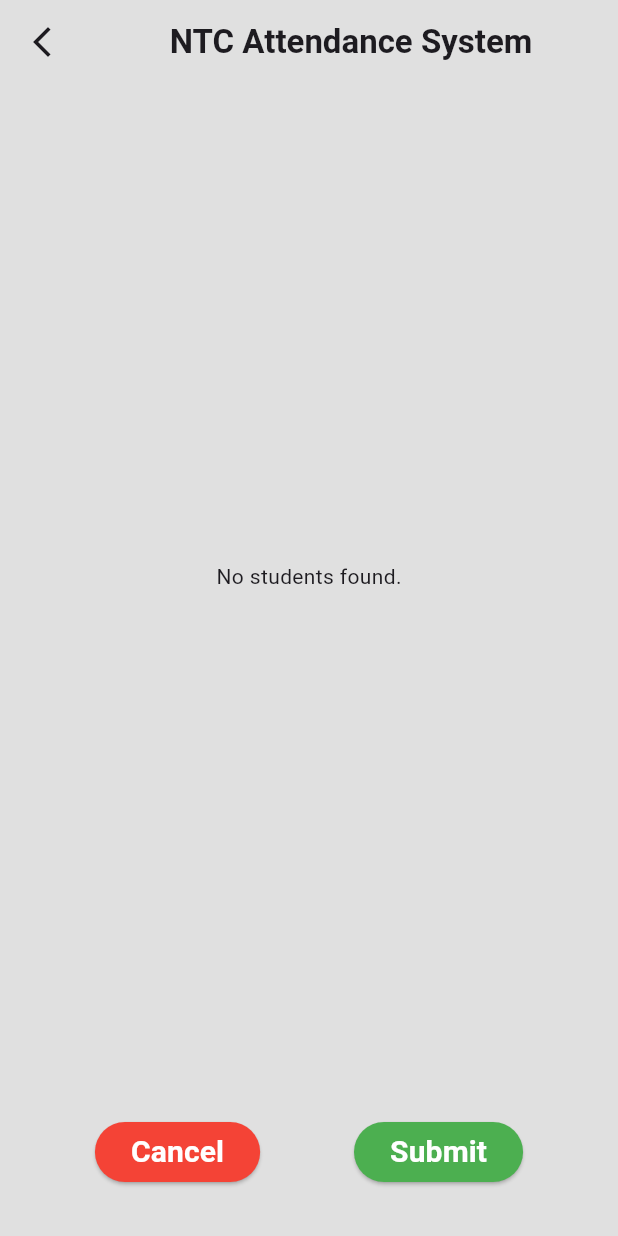
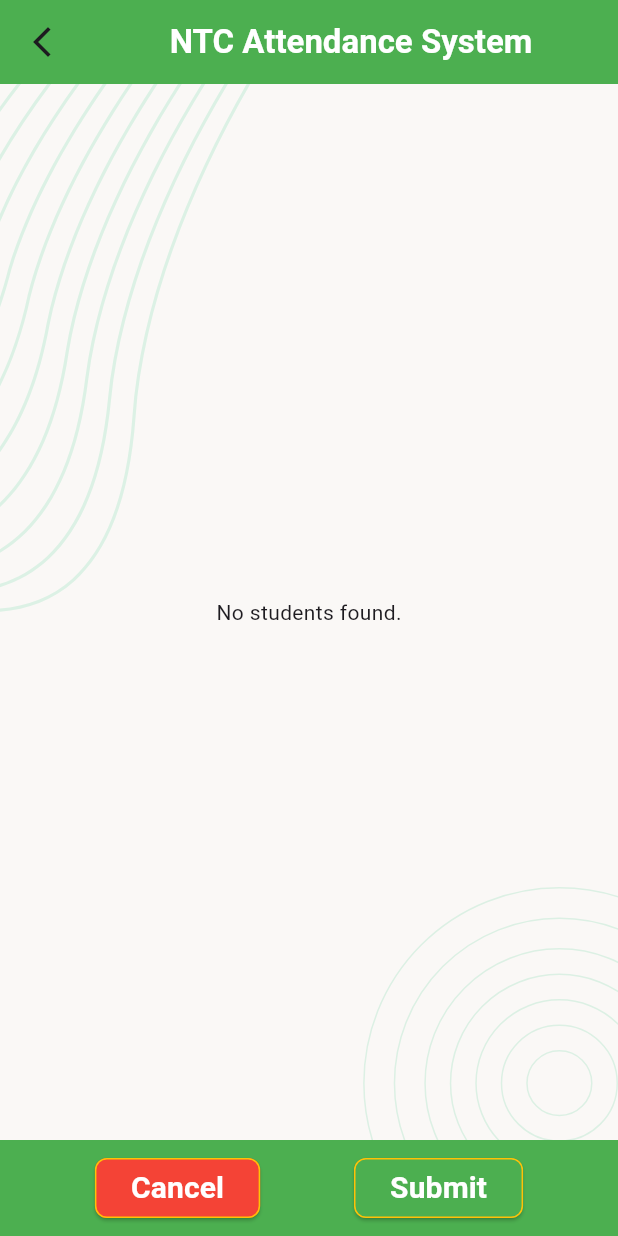
Before and after one commit to MuazRahman/ntc_attendance_system, a Flutter app: the AttendanceScreen screen opened directly with empty values, on a phone screen of 412 x 824 dp. Run offline on Flutter 3.47's test engine with Material 3 defaults, Android fonts, the phone set to English and light mode, and no system bars; our stand-ins replace csv, file_picker, flutter_dotenv, flutter_svg, get, supabase_flutter; accounts and stored records are empty.

Commit message:
- Introduced `ScreenBackground` widget for consistent background styling. - Updated UI elements in `admin_login_screen.dart` and `attendance_screen.dart` with green color accents and refined styling. - Modified layout and styling in `lab_teacher_selection_screen.dart` and `splash_screen.dart` to use the new `ScreenBackground` widget and enhance visual consistency.

```diff
--- a/lib/attendance/attendance_screen.dart
+++ b/lib/attendance/attendance_screen.dart
@@ -3,6 +3,7 @@ import 'package:get/get.dart';
 import 'package:intl/intl.dart';
 import 'package:ntc_sas/admin_teacher_selection_screen.dart';
 import 'package:ntc_sas/attendance/controller/attendance_list_controller.dart';
+import 'package:ntc_sas/common/widgets/screen_background.dart';
 import 'package:ntc_sas/common/widgets/show_snack_bar_message.dart';
 import 'package:ntc_sas/common/widgets/auto_select_class_day.dart';
 import 'package:ntc_sas/student_list/controller/student_list_controller.dart';
@@ -53,9 +54,10 @@ class _AttendanceScreenState extends State<AttendanceScreen> {
   @override
   Widget build(BuildContext context) {
     return Scaffold(
-      backgroundColor: Colors.grey.shade300,
+      backgroundColor: Colors.green,
       appBar: buildAppBar(),
-      body: Center(
+      body: ScreenBackground(
+        child: Center(
           child: SizedBox(
             width: 600,
             child: GetBuilder<StudentListController>(
@@ -94,6 +96,7 @@ class _AttendanceScreenState extends State<AttendanceScreen> {
             ),
           ),
         ),
+      ),
       bottomNavigationBar: _buildBottomButtons(),
     );
   }
@@ -112,7 +115,7 @@ class _AttendanceScreenState extends State<AttendanceScreen> {
       title: const Center(
         child: Text(
           'NTC Attendance System',
-          style: TextStyle(fontWeight: FontWeight.bold),
+          style: TextStyle(fontWeight: FontWeight.bold, color: Colors.white),
         ),
       ),
     );
@@ -127,6 +130,7 @@ class _AttendanceScreenState extends State<AttendanceScreen> {
                       final isPresent = controller.isPresentList[index];
 
                       return Card(
+                        color: Colors.green.shade50,
                         margin: const EdgeInsets.symmetric(vertical: 4),
                         child: ListTile(
                           contentPadding: const EdgeInsets.symmetric(horizontal: 16),
@@ -187,7 +191,7 @@ class _AttendanceScreenState extends State<AttendanceScreen> {
       height: 60,
       width: double.infinity,
       decoration: BoxDecoration(
-        color: Colors.blueGrey.shade200,
+        color: Colors.green.shade100,
         borderRadius: BorderRadius.circular(8),
       ),
       padding: const EdgeInsets.symmetric(horizontal: 20),
@@ -197,16 +201,19 @@ class _AttendanceScreenState extends State<AttendanceScreen> {
           Row(
             mainAxisAlignment: MainAxisAlignment.spaceBetween,
             children: [
-              Text(DateFormat('MMM d, yyyy').format(DateTime.now())),
-              Text(widget.classTime, style: const TextStyle(fontWeight: FontWeight.bold)),
-              Text(DaySelector.selectWeekDay(), style: const TextStyle(fontWeight: FontWeight.bold)),
+              Text(widget.labNo, style: const TextStyle(fontWeight: FontWeight.w600)),
+
+              Text(widget.classTime, style: const TextStyle(fontWeight: FontWeight.w600, fontSize: 15)),
+              Text(widget.selectedTeacher, style: const TextStyle(fontWeight: FontWeight.w600, color: Colors.black, fontSize: 15)),
+
             ],
           ),
           Row(
             mainAxisAlignment: MainAxisAlignment.spaceBetween,
             children: [
-              Text(widget.labNo, style: const TextStyle(fontWeight: FontWeight.bold)),
-              Text(widget.selectedTeacher, style: const TextStyle(fontWeight: FontWeight.bold, color: Colors.deepPurple)),
+              Text(DateFormat('MMM d, yyyy').format(DateTime.now())),
+              Text(DaySelector.selectWeekDay(), style: const TextStyle()),
+
             ],
           ),
         ],
@@ -221,18 +228,18 @@ class _AttendanceScreenState extends State<AttendanceScreen> {
         children: const [
           SizedBox(
             width: 40,
-            child: Text('No.', style: TextStyle(fontWeight: FontWeight.bold)),
+            child: Text('No.', style: TextStyle(fontWeight: FontWeight.w600)),
           ),
 
           SizedBox(
-            width: 194,
-            child: Text('Roll & Name', style: TextStyle(fontWeight: FontWeight.bold)),
+            width: 200,
+            child: Text('Roll & Name', style: TextStyle(fontWeight: FontWeight.w600)),
           ),
           SizedBox(
             width: 96,
             child: Text(
               'Attendance',
-              style: TextStyle(fontWeight: FontWeight.bold),
+              style: TextStyle(fontWeight: FontWeight.w600),
               textAlign: TextAlign.center,
             ),
           ),
@@ -244,7 +251,7 @@ class _AttendanceScreenState extends State<AttendanceScreen> {
   Widget _buildBottomButtons() {
     return SafeArea(
       child: Padding(
-        padding: const EdgeInsets.all(32.0),
+        padding: const EdgeInsets.symmetric(horizontal: 32.0, vertical: 8),
         child: Row(
           mainAxisAlignment: MainAxisAlignment.spaceAround,
           children: [
@@ -254,7 +261,14 @@ class _AttendanceScreenState extends State<AttendanceScreen> {
                 attendanceList.clear();
                 _studentListController.update();
               },
-              style: ElevatedButton.styleFrom(backgroundColor: Colors.red),
+              style: ElevatedButton.styleFrom(
+                  backgroundColor: Colors.red,
+                  shadowColor: Colors.black,
+                  shape: RoundedRectangleBorder(
+                    borderRadius: BorderRadius.circular(8),
+                    side: BorderSide(color: Colors.amber),
+                  )
+              ),
               child: const Text('Cancel', style: TextStyle(fontSize: 20, color: Colors.white, fontWeight: FontWeight.bold)),
             ),
             ElevatedButton(
@@ -291,7 +305,14 @@ class _AttendanceScreenState extends State<AttendanceScreen> {
                   );
                 }
               },
-              style: ElevatedButton.styleFrom(backgroundColor: Colors.green),
+              style: ElevatedButton.styleFrom(
+                  backgroundColor: Colors.green,
+                  shadowColor: Colors.black,
+                  shape: RoundedRectangleBorder(
+                    borderRadius: BorderRadius.circular(8),
+                    side: BorderSide(color: Colors.amber)
+                  )
+              ),
               child: const Text(
                 'Submit',
                 style: TextStyle(
--- /dev/null
+++ b/lib/common/widgets/screen_background.dart
@@ -0,0 +1,24 @@
+import 'package:flutter/material.dart';
+import 'package:flutter_svg/svg.dart';
+import 'package:ntc_sas/utils/assets_paths.dart';
+
+class ScreenBackground extends StatelessWidget {
+  const ScreenBackground({super.key, required this.child});
+
+  final Widget child;
+
+  @override
+  Widget build(BuildContext context) {
+    return Stack(
+      children: [
+        SvgPicture.asset(
+          AssetsPath.backgroundImageSvg,
+          fit: BoxFit.cover,
+          height: double.maxFinite,
+          width: double.maxFinite,
+        ),
+        SafeArea(child: child),
+      ],
+    );
+  }
+}
```
Also changed, not shown: lib/admin_panel/admin_login_screen.dart (+19 -1 lines), lib/lab_teacher_selection/lab_teacher_selection_screen.dart (+33 -20 lines), lib/splash_screen.dart (+3 -13 lines). Lines whose indentation alone changed are shown as unchanged.
